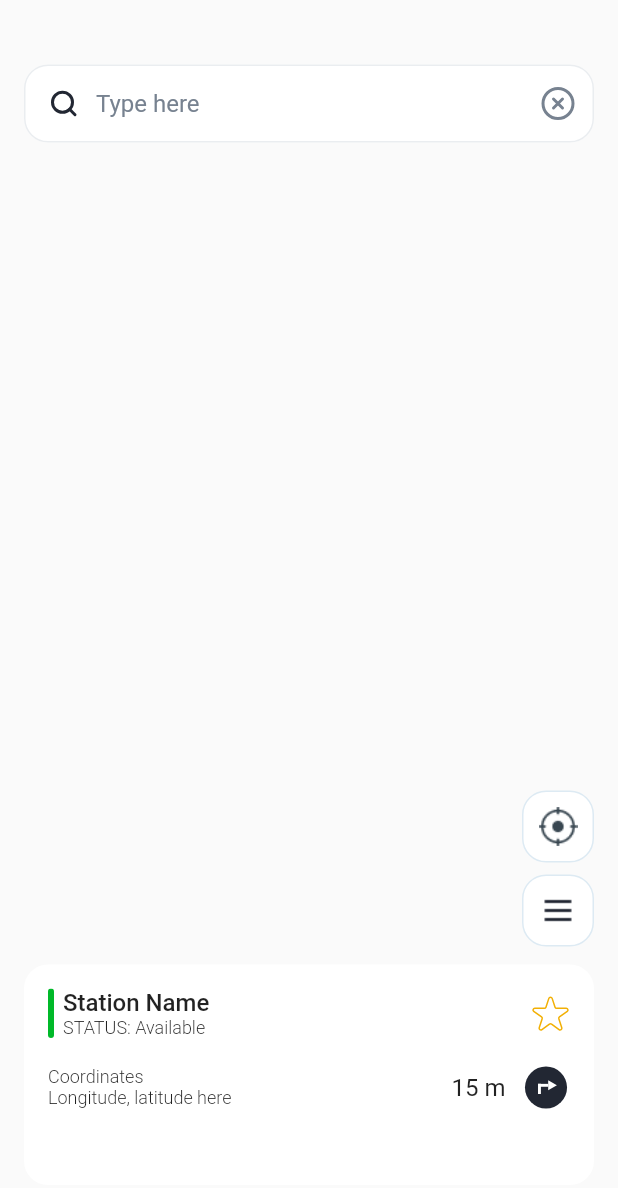
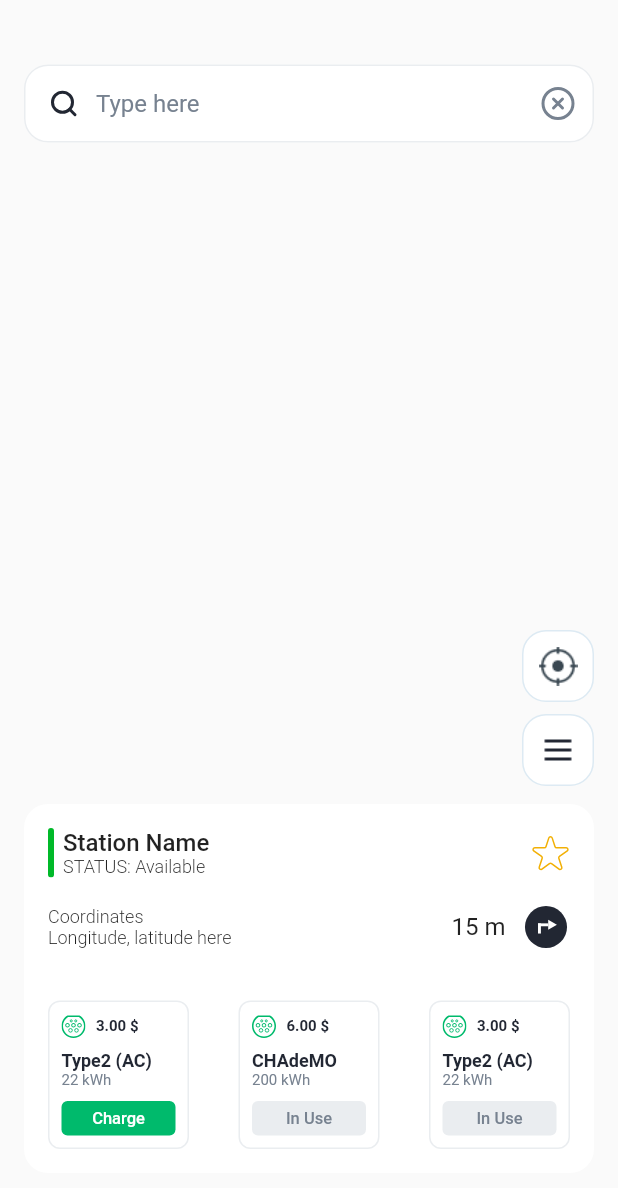
Before and after one commit to extrawest/ev_stations_map_showcase, a Flutter app: the MapBodyWidget widget shown alone on an empty page, opened directly, on a phone screen of 412 x 824 dp. Shown: the top 1188 px of the screen. Run offline on Flutter 3.47's test engine with Material 2 defaults, Android fonts, the light colour scheme and no system bars; our stand-ins replace bloc, device_info_plus, easy_localization, equatable, flutter_bloc, flutter_secure_storage and 7 more; missing offline and left inert: dart:ffi, flutter_udid; accounts and stored records are empty; network calls fail; project files that could hold a hidden picture were left out.

Commit message:
added the bottom bar

```diff
--- a/lib/theme/app_colors.dart
+++ b/lib/theme/app_colors.dart
@@ -3,11 +3,12 @@ import 'package:flutter/material.dart';
 abstract class AppColors {
   static const Color blackColor = Color(0xFF222733);
   static const Color greyTextColor = Color(0xFF778290);
-  static const Color greenLightColor = Color(0xFF00BA6C);
+  static const Color lightGreen = Color(0xFF00BA6C);
   static const Color lightGrey = Color(0xFFEAEDF0);
   static const Color whiteColor = Color(0xFFFFFFFF);
   static const Color yellowColor = Color(0xFFF2C94C);
   static const Color redColor = Color(0xFFEB5757);
   static const Color greenColor = Color(0xFF00B929);
   static const Color lightBlue = Color(0xFFDDEAF3);
+  static const Color activeBottomBarButton = Color(0xFF597393);
 }
--- /dev/null
+++ b/lib/widgets/outlet_widget.dart
@@ -0,0 +1,83 @@
+import 'package:flutter/material.dart';
+import 'package:flutter_svg/svg.dart';
+
+import '../theme/themes.dart';
+
+class OutletWidget extends StatelessWidget {
+  final bool enabled;
+  final String price;
+  final String type;
+  final String power;
+  const OutletWidget({
+    super.key,
+    required this.enabled,
+    required this.price,
+    required this.type,
+    required this.power,
+  });
+
+  @override
+  Widget build(BuildContext context) {
+    return Container(
+      padding: const EdgeInsets.all(8),
+      decoration: BoxDecoration(
+          borderRadius: BorderRadius.circular(8),
+          border: Border.all(
+            color: AppColors.lightGrey,
+          )),
+      child: Column(
+        crossAxisAlignment: CrossAxisAlignment.start,
+        children: [
+          Row(
+            children: [
+              SvgPicture.asset(greenPlug),
+              const SizedBox(width: 7),
+              Text(
+                price,
+                style: TextStyles.textStyle.copyWith(
+                  fontSize: 10,
+                  fontWeight: FontWeight.w600,
+                  color: AppColors.blackColor,
+                ),
+              ),
+            ],
+          ),
+          const SizedBox(height: 8),
+          Text(
+            type,
+            style: TextStyles.textStyle.copyWith(
+              fontSize: 12,
+              fontWeight: FontWeight.w600,
+              color: AppColors.blackColor,
+            ),
+          ),
+          Text(
+            power,
+            style: TextStyles.textStyle.copyWith(
+              fontSize: 10,
+              fontWeight: FontWeight.w400,
+              color: AppColors.greyTextColor,
+            ),
+          ),
+          const SizedBox(height: 8),
+          Container(
+            // margin: const EdgeInsets.all(8),
+            padding: const EdgeInsets.symmetric(vertical: 5),
+            width: 76,
+            decoration: BoxDecoration(
+                color: enabled ? AppColors.lightGreen : AppColors.lightGrey,
+                borderRadius: BorderRadius.circular(4)),
+            child: Text(enabled ? 'Charge' : 'In Use',
+                textAlign: TextAlign.center,
+                style: TextStyles.textStyle.copyWith(
+                    fontSize: 11,
+                    fontWeight: FontWeight.w500,
+                    color: enabled
+                        ? AppColors.whiteColor
+                        : AppColors.greyTextColor)),
+          )
+        ],
+      ),
+    );
+  }
+}
--- /dev/null
+++ b/lib/widgets/outlets_list_widget.dart
@@ -0,0 +1,34 @@
+import 'package:flutter/material.dart';
+
+import 'outlet_widget.dart';
+
+class OutletsList extends StatelessWidget {
+  const OutletsList({super.key});
+
+  @override
+  Widget build(BuildContext context) {
+    return Row(
+      mainAxisAlignment: MainAxisAlignment.spaceBetween,
+      children: const [
+        OutletWidget(
+          enabled: true,
+          price: '3.00 \$',
+          type: 'Type2 (AC)',
+          power: '22 kWh',
+        ),
+        OutletWidget(
+          enabled: false,
+          price: '6.00 \$',
+          type: 'CHAdeMO',
+          power: '200 kWh',
+        ),
+        OutletWidget(
+          enabled: false,
+          price: '3.00 \$',
+          type: 'Type2 (AC)',
+          power: '22 kWh',
+        )
+      ],
+    );
+  }
+}
--- a/lib/widgets/widgets.dart
+++ b/lib/widgets/widgets.dart
@@ -1,6 +1,9 @@
+export './bottom_tab_bar.dart';
 export './coordinates_widget.dart';
 export './custom_text_field.dart';
 export './map_background.dart';
+export './outlet_widget.dart';
+export './outlets_list_widget.dart';
 export './round_flash.dart';
 export './square_button.dart';
 export './station_name_widget.dart';
```
Also changed, not shown: lib/screens/map_main_screen.dart (+26 -1 lines), lib/widgets/bottom_tab_bar.dart (added, +94 -0 lines).
